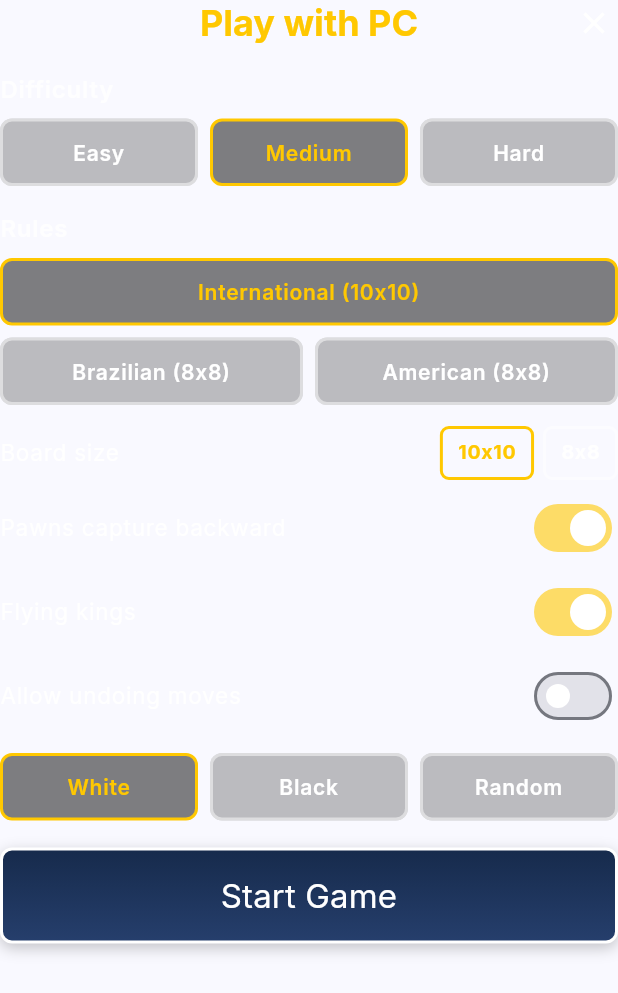
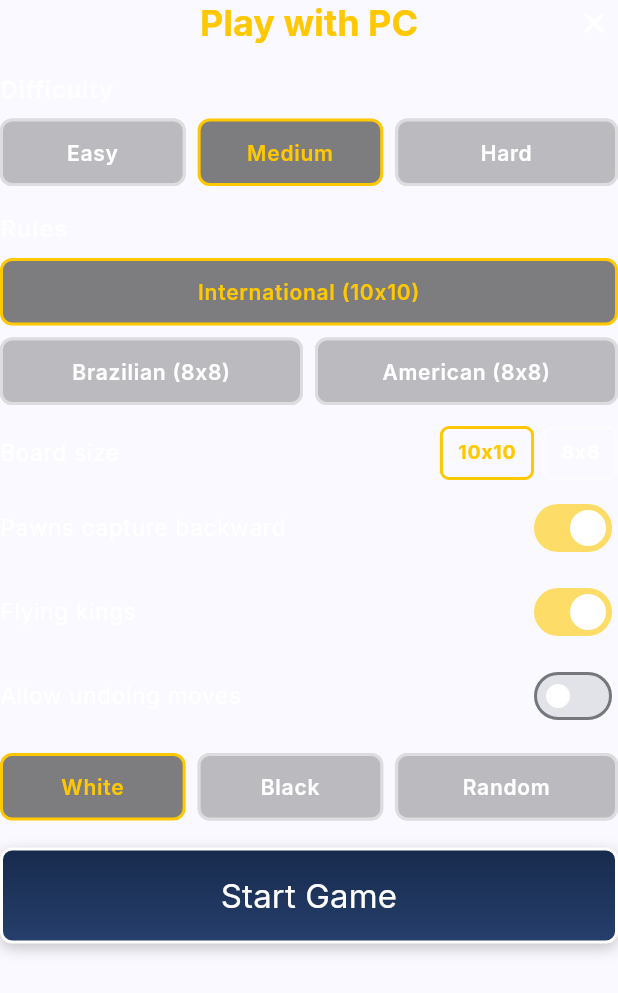
Before and after one commit to tmvumbi/checkers, a Flutter app: the PlayPcModalContent widget shown alone on an empty page, opened directly, on a phone screen of 412 x 824 dp. Shown: the top 993 px of the screen. Run offline on Flutter 3.47's test engine with Material 3 defaults, Android fonts, the phone set to English and light mode, and no system bars; our stand-ins replace app_links, get, google_sign_in, share_plus, sign_in_with_apple, supabase_flutter; missing offline and left inert: flutter_confetti; accounts and stored records are empty; network calls fail.

Commit message:
fix: widen third choice chip for French labels
'Aléatoire' and 'Difficile' wrapped mid-word in the PC setup modal; the
third chip in the difficulty and side rows now gets a 6:5 flex share.
English labels are unaffected.

```diff
--- a/lib/modules/home/view/widgets/play_pc_modal.dart
+++ b/lib/modules/home/view/widgets/play_pc_modal.dart
@@ -86,6 +86,8 @@ class _PlayPcModalContentState extends State<PlayPcModalContent> {
             children: [
               for (final level in AiLevel.values) ...[
                 Expanded(
+                  // FR "Difficile" needs more room than its siblings.
+                  flex: level == AiLevel.hard ? 6 : 5,
                   child: _ChoiceChip(
                     key: Key('play-pc-level-${level.name}'),
                     label: switch (level) {
@@ -177,6 +179,8 @@ class _PlayPcModalContentState extends State<PlayPcModalContent> {
             children: [
               for (final side in _SideChoice.values) ...[
                 Expanded(
+                  // FR "Aléatoire" needs more room than "Blancs"/"Noirs".
+                  flex: side == _SideChoice.random ? 6 : 5,
                   child: _ChoiceChip(
                     key: Key('play-pc-side-${side.name}'),
                     label: switch (side) {
```
